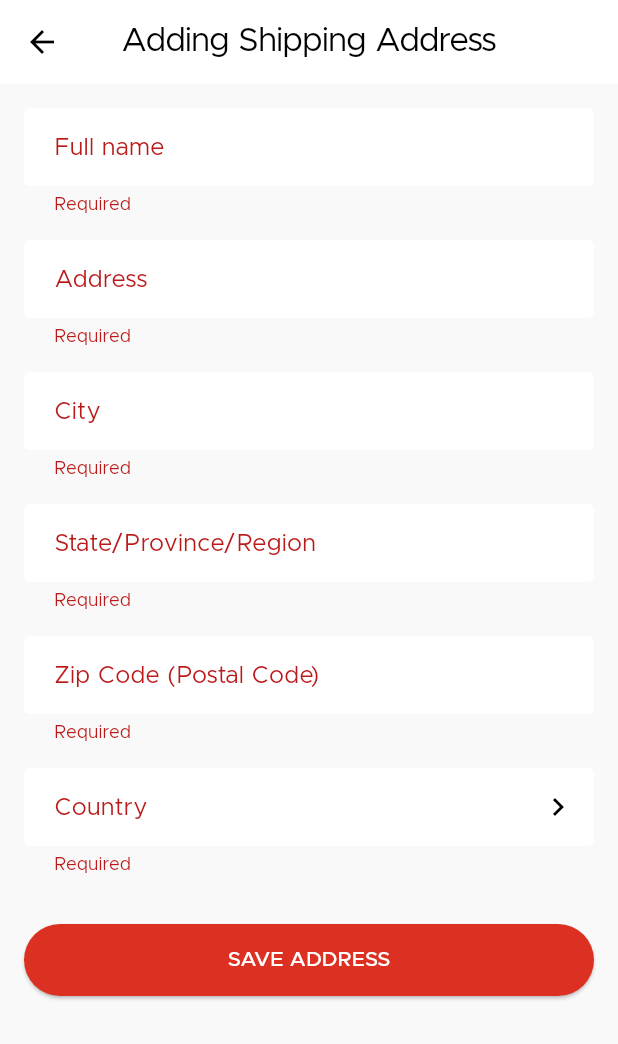
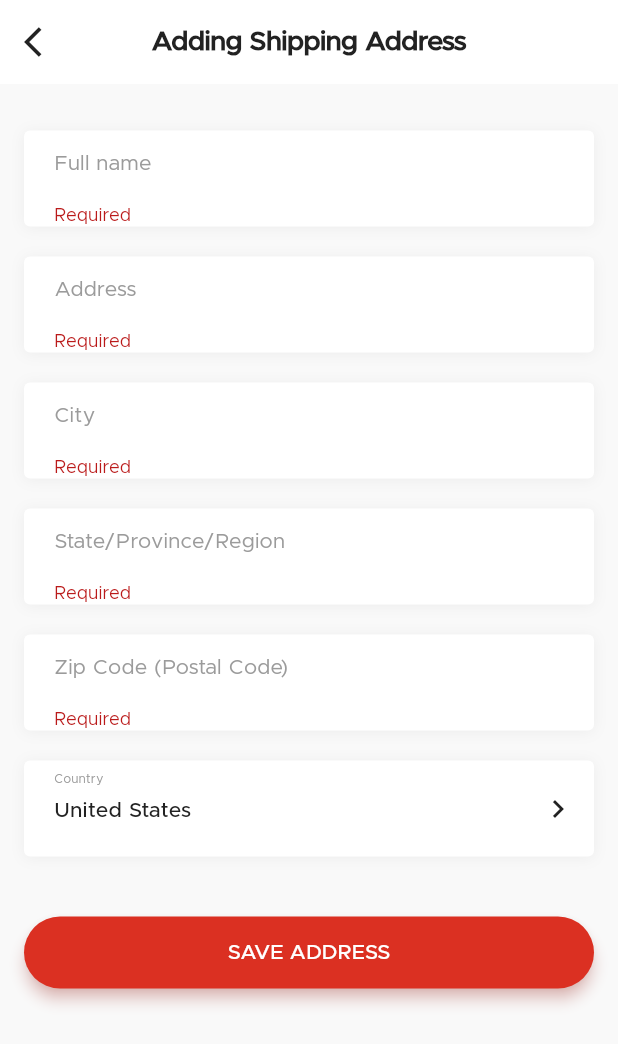
Before and after one commit to nguyendinhphuoccao2017-web/ecommerce_frontend, a Flutter app: the AddingShippingAddressScreen screen opened directly, after a tap on "SAVE ADDRESS", on a phone screen of 412 x 824 dp. Shown: the top 1044 px of the screen. Run offline on Flutter 3.47's test engine with Material 3 defaults, Android fonts, the phone set to English and light mode, and no system bars; our stand-ins replace cached_network_image, dio, flutter_riverpod, flutter_secure_storage, google_sign_in, image_picker and 2 more; missing offline and left inert: flutter_facebook_auth; accounts and stored records are empty; project files that could hold a hidden picture were left out.

Commit message:
Shipping

```diff
--- a/lib/screens/adding_shipping_address_screen.dart
+++ b/lib/screens/adding_shipping_address_screen.dart
@@ -28,9 +28,16 @@ class _AddingShippingAddressScreenState extends ConsumerState<AddingShippingAddr
       _fullNameController.text = widget.address!.fullName ?? '';
       _addressLine1Controller.text = widget.address!.addressLine1;
       _cityController.text = widget.address!.city;
-      _stateController.text = widget.address!.state ?? '';
+
+      String stateVal = widget.address!.state ?? '';
+      if (stateVal == 'HCM') stateVal = 'Ho Chi Minh City';
+      else if (stateVal == 'CA') stateVal = 'California';
+      _stateController.text = stateVal;
+
       _zipController.text = widget.address!.postalCode;
       _countryController.text = widget.address!.country;
+    } else {
+      _countryController.text = 'United States';
     }
   }
 
@@ -38,47 +45,144 @@ class _AddingShippingAddressScreenState extends ConsumerState<AddingShippingAddr
   Widget build(BuildContext context) {
     return Scaffold(
       backgroundColor: const Color(0xFFF9F9F9),
-      appBar: AppBar(
-        title: const Text('Adding Shipping Address', style: TextStyle(color: Colors.black)),
-        backgroundColor: Colors.white,
-        elevation: 0,
-        iconTheme: const IconThemeData(color: Colors.black),
-        centerTitle: true,
-      ),
+      appBar: _buildAppBar(context),
       body: SingleChildScrollView(
-        padding: const EdgeInsets.all(16),
+        child: Padding(
+          padding: const EdgeInsets.only(left: 16, right: 16, top: 31, bottom: 40),
           child: Form(
             key: _formKey,
             child: Column(
               children: [
                 _buildTextField('Full name', _fullNameController),
-              const SizedBox(height: 16),
+                const SizedBox(height: 20),
                 _buildTextField('Address', _addressLine1Controller),
-              const SizedBox(height: 16),
+                const SizedBox(height: 20),
                 _buildTextField('City', _cityController),
-              const SizedBox(height: 16),
+                const SizedBox(height: 20),
                 _buildTextField('State/Province/Region', _stateController),
-              const SizedBox(height: 16),
+                const SizedBox(height: 20),
                 _buildTextField('Zip Code (Postal Code)', _zipController),
-              const SizedBox(height: 16),
+                const SizedBox(height: 20),
                 _buildTextField('Country', _countryController, isDropdown: true),
-              const SizedBox(height: 32),
+
+                const SizedBox(height: 40),
                 SizedBox(
                   width: double.infinity,
                   height: 48,
                   child: ElevatedButton(
-                  onPressed: () async {
+                    onPressed: _saveAddress,
+                    style: ElevatedButton.styleFrom(
+                      backgroundColor: const Color(0xFFDB3022),
+                      shape: RoundedRectangleBorder(borderRadius: BorderRadius.circular(25)),
+                      elevation: 4,
+                      shadowColor: const Color(0xFFDB3022).withOpacity(0.5),
+                    ),
+                    child: const Text(
+                      'SAVE ADDRESS',
+                      style: TextStyle(
+                        fontFamily: 'Metropolis',
+                        fontWeight: FontWeight.w500,
+                        color: Colors.white,
+                        fontSize: 14
+                      ),
+                    ),
+                  ),
+                ),
+              ],
+            ),
+          ),
+        ),
+      ),
+    );
+  }
+
+  PreferredSizeWidget _buildAppBar(BuildContext context) {
+    return AppBar(
+      title: const Text(
+        'Adding Shipping Address',
+        style: TextStyle(
+          fontFamily: 'Metropolis',
+          fontWeight: FontWeight.bold,
+          fontSize: 18,
+          height: 22 / 18,
+          color: Color(0xFF222222),
+        ),
+      ),
+      leading: IconButton(
+        icon: const Icon(Icons.arrow_back_ios, color: Color(0xFF222222)),
+        onPressed: () => Navigator.pop(context),
+      ),
+      backgroundColor: Colors.white,
+      elevation: 0,
+      centerTitle: true,
+    );
+  }
+
+  Widget _buildTextField(String label, TextEditingController controller, {bool isDropdown = false}) {
+    return Container(
+      height: 64,
+      width: double.infinity,
+      decoration: BoxDecoration(
+        color: Colors.white,
+        borderRadius: BorderRadius.circular(4),
+        boxShadow: [
+          BoxShadow(
+            color: Colors.black.withOpacity(0.05),
+            blurRadius: 8,
+            offset: const Offset(0, 1),
+          ),
+        ]
+      ),
+      child: Center(
+        child: TextFormField(
+          controller: controller,
+          readOnly: isDropdown,
+          style: const TextStyle(
+            fontFamily: 'Metropolis',
+            fontSize: 14,
+            color: Color(0xFF222222),
+            fontWeight: FontWeight.w500,
+          ),
+          decoration: InputDecoration(
+            labelText: label,
+            labelStyle: const TextStyle(
+              fontFamily: 'Metropolis',
+              fontSize: 14,
+              color: Color(0xFF9B9B9B),
+            ),
+            floatingLabelStyle: const TextStyle(
+              fontFamily: 'Metropolis',
+              fontSize: 11,
+              color: Color(0xFF9B9B9B),
+            ),
+            border: InputBorder.none,
+            contentPadding: const EdgeInsets.only(left: 20, right: 20, bottom: 8),
+            suffixIcon: isDropdown ? const Icon(Icons.chevron_right, color: Color(0xFF222222)) : null,
+          ),
+          validator: (value) => value == null || value.isEmpty ? 'Required' : null,
+        ),
+      ),
+    );
+  }
+
+  Future<void> _saveAddress() async {
     if (_formKey.currentState!.validate()) {
+
+      String stateVal = _stateController.text;
+      if (stateVal == 'Ho Chi Minh City') stateVal = 'HCM';
+      else if (stateVal == 'California') stateVal = 'CA';
+
       final data = {
         'fullName': _fullNameController.text,
         'addressLine1': _addressLine1Controller.text,
         'city': _cityController.text,
-                        'state': _stateController.text,
+        'state': stateVal,
         'postalCode': _zipController.text,
         'country': _countryController.text,
-                        'phoneNumber': '0123456789', // Mock since design removed it
+        'phoneNumber': '0123456789',
         'dialCode': '+1',
       };
+
       bool success;
       if (widget.address != null) {
         success = await ref.read(checkoutProvider.notifier).updateAddress(widget.address!.id, data);
@@ -87,46 +191,14 @@ class _AddingShippingAddressScreenState extends ConsumerState<AddingShippingAddr
       }
 
       if (success) {
-                        if (context.mounted) Navigator.pop(context);
+        if (mounted) Navigator.pop(context);
       } else {
-                        if (context.mounted) {
+        if (mounted) {
           ScaffoldMessenger.of(context).showSnackBar(
             SnackBar(content: Text(ref.read(checkoutProvider).error ?? 'Error saving address')),
           );
         }
       }
     }
-                  },
-                  style: ElevatedButton.styleFrom(
-                    backgroundColor: const Color(0xFFDB3022),
-                    shape: RoundedRectangleBorder(borderRadius: BorderRadius.circular(25)),
-                  ),
-                  child: const Text('SAVE ADDRESS', style: TextStyle(color: Colors.white, fontSize: 14)),
-                ),
-              ),
-            ],
-          ),
-        ),
-      ),
-    );
-  }
-
-  Widget _buildTextField(String label, TextEditingController controller, {bool isDropdown = false}) {
-    return TextFormField(
-      controller: controller,
-      readOnly: isDropdown,
-      decoration: InputDecoration(
-        labelText: label,
-        filled: true,
-        fillColor: Colors.white,
-        border: OutlineInputBorder(
-          borderRadius: BorderRadius.circular(4),
-          borderSide: BorderSide.none,
-        ),
-        suffixIcon: isDropdown ? const Icon(Icons.chevron_right, color: Colors.black) : null,
-        contentPadding: const EdgeInsets.symmetric(horizontal: 16, vertical: 14),
-      ),
-      validator: (value) => value == null || value.isEmpty ? 'Required' : null,
-    );
   }
 }
```
Also changed, not shown: 1 other file. Lines whose indentation alone changed are shown as unchanged.
